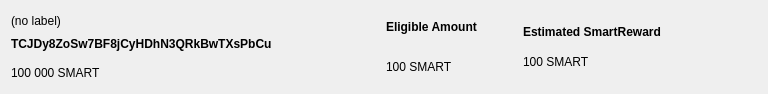
Old version of the form src/qt/forms/smartrewardentry.ui in the repository SmartCash/Core-Smart.
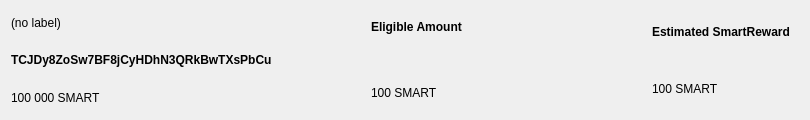
New version of the form. The open tabs and pages were chosen to show the change.

Diff of the .ui file:
```diff
--- a/src/qt/forms/smartrewardentry.ui
+++ b/src/qt/forms/smartrewardentry.ui
@@ -31,22 +31,16 @@
      </item>
      <item>
       <widget class="QLabel" name="lblAddress">
-       <property name="sizePolicy">
-        <sizepolicy hsizetype="Fixed" vsizetype="Preferred">
-         <horstretch>0</horstretch>
-         <verstretch>0</verstretch>
-        </sizepolicy>
-       </property>
        <property name="minimumSize">
         <size>
          <width>320</width>
-         <height>0</height>
+         <height>40</height>
         </size>
        </property>
        <property name="maximumSize">
         <size>
          <width>320</width>
-         <height>16777215</height>
+         <height>40</height>
         </size>
        </property>
        <property name="font">
@@ -58,9 +52,6 @@
        <property name="text">
         <string>TCJDy8ZoSw7BF8jCyHDhN3QRkBwTXsPbCu</string>
        </property>
-       <property name="alignment">
-        <set>Qt::AlignLeading|Qt::AlignLeft|Qt::AlignTop</set>
-       </property>
        <property name="wordWrap">
         <bool>true</bool>
        </property>
@@ -85,7 +76,7 @@
      </property>
      <property name="sizeHint" stdset="0">
       <size>
-       <width>40</width>
+       <width>25</width>
        <height>20</height>
       </size>
      </property>
@@ -111,10 +102,28 @@
            <property name="text">
             <string>Eligible Amount</string>
            </property>
+           <property name="minimumSize">
+            <size>
+             <width>240</width>
+             <height>0</height>
+            </size>
+           </property>
+           <property name="maximumSize">
+            <size>
+             <width>320</width>
+             <height>16777215</height>
+            </size>
+           </property>
           </widget>
          </item>
          <item>
           <widget class="QLabel" name="lblBonus">
+            <property name="minimumSize">
+             <size>
+              <width>240</width>
+              <height>40</height>
+             </size>
+            </property>
             <property name="font">
              <font>
               <weight>75</weight>
@@ -124,6 +133,9 @@
             <property name="styleSheet">
              <string notr="true">color: rgb(60, 179, 113);</string>
             </property>
+            <property name="text">
+              <string> </string>
+            </property>
           </widget>
          </item>
          <item>
@@ -145,7 +157,7 @@
          </property>
          <property name="sizeHint" stdset="0">
           <size>
-           <width>40</width>
+           <width>35</width>
            <height>20</height>
           </size>
          </property>
@@ -166,6 +178,9 @@
            </property>
           </widget>
          </item>
+         <item>
+           <widget class="QLabel" name="lblBonusIcon"/>
+         </item>
          <item>
           <widget class="QLabel" name="lblEstimated">
            <property name="text">
@@ -185,7 +200,7 @@
          </property>
          <property name="sizeHint" stdset="0">
           <size>
-           <width>40</width>
+           <width>60</width>
            <height>20</height>
           </size>
          </property>
```
Left out of the diff: 2 changed lines with no effect on the pictures.
